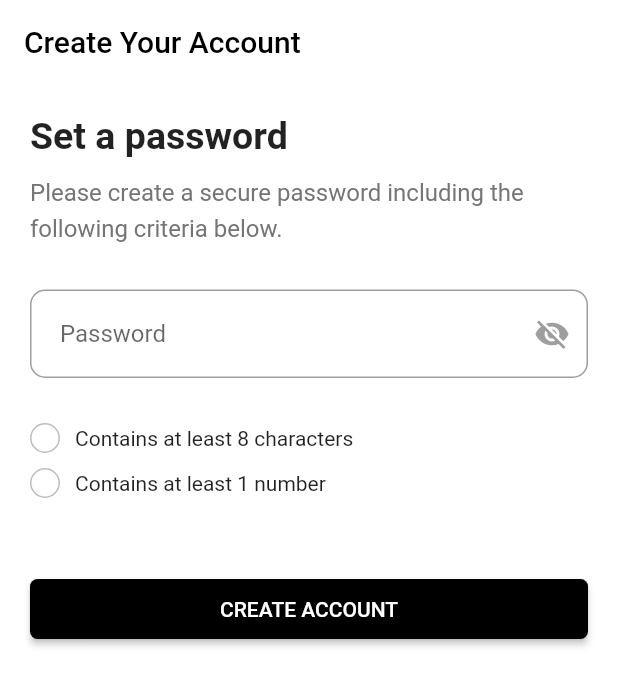
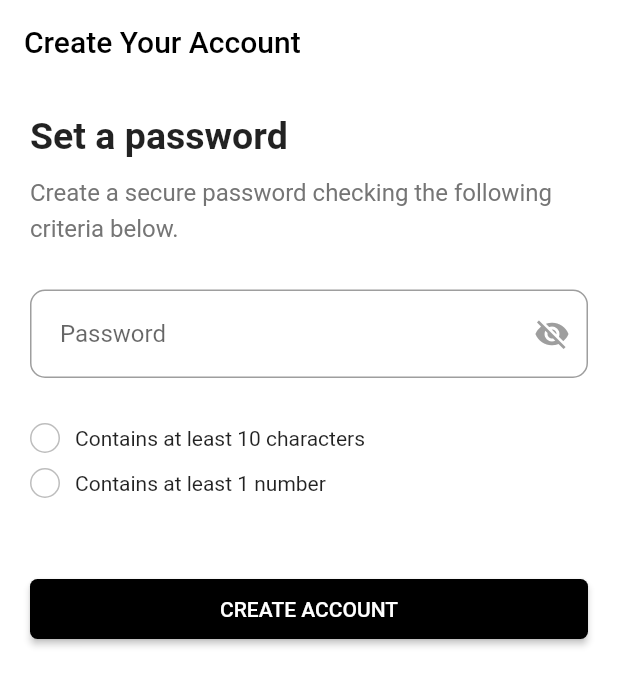
Before and after one commit to vscalcione/flutter_password_validation_demo, a Flutter app: the screen it shows after launch, on a phone screen of 412 x 824 dp. Shown: the top 686 px of the screen. Run offline on Flutter 3.47's test engine with Material 2 defaults, Android fonts, the phone set to English and light mode, and no system bars.

Commit message:
Update README.md file

```diff
--- a/lib/main.dart
+++ b/lib/main.dart
@@ -22,7 +22,7 @@ class _HomePageState extends State<HomePage> {
 
     setState(() {
       _isPasswordEightCharacters = false;
-      if (password.length >= 8) _isPasswordEightCharacters = true;
+      if (password.length >= 10) _isPasswordEightCharacters = true;
 
       _hasPasswordOneNumber = false;
       if (numericRegex.hasMatch(password)) _hasPasswordOneNumber = true;
@@ -54,7 +54,7 @@ class _HomePageState extends State<HomePage> {
               height: 10,
             ),
             Text(
-              "Please create a secure password including the following criteria below.",
+              "Create a secure password checking the following criteria below.",
               style: TextStyle(
                   fontSize: 16, height: 1.5, color: Colors.grey.shade600),
             ),
@@ -120,7 +120,7 @@ class _HomePageState extends State<HomePage> {
                 SizedBox(
                   width: 10,
                 ),
-                Text("Contains at least 8 characters")
+                Text("Contains at least 10 characters")
               ],
             ),
             SizedBox(
```
Also changed, not shown: screenshot.jpg (added), 1 other file.
